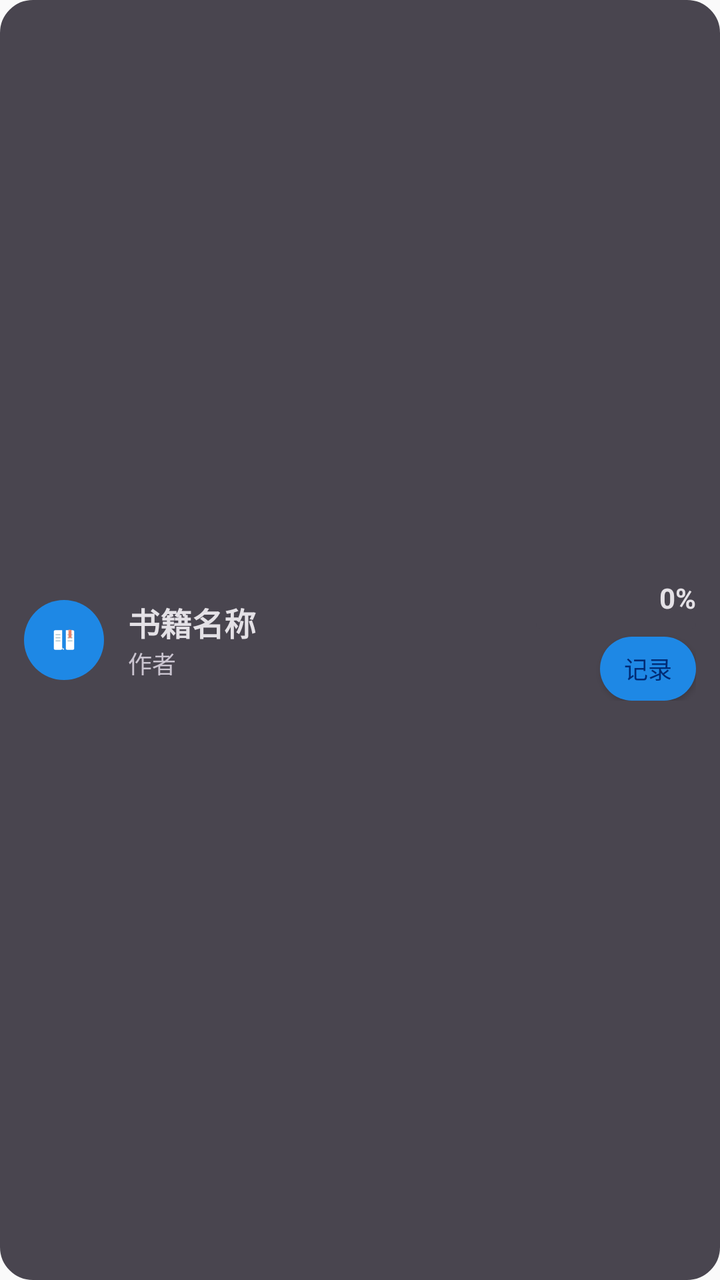
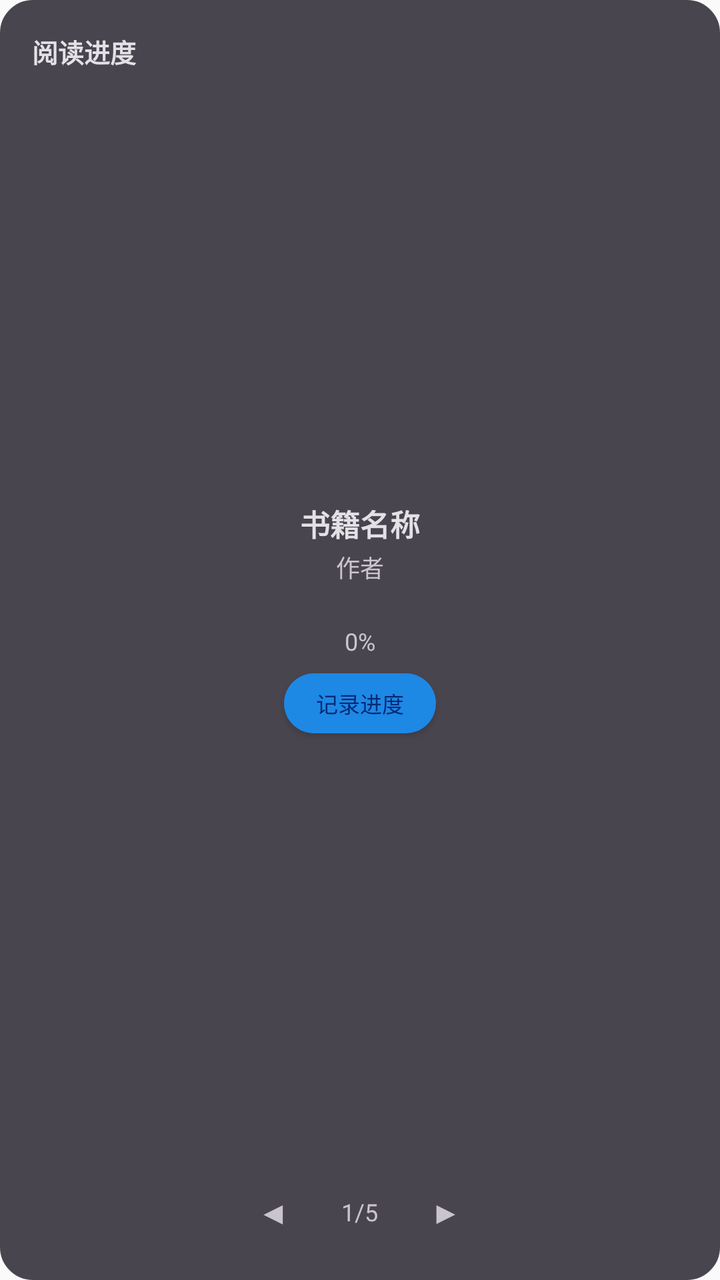

Compare the two renders of this Android layout. The source of the first and the diff that turns it into the second are given below.
<!-- AndroidManifest.xml: application theme Theme.ReadTrack -->
<!-- res/layout/widget_reading.xml -->
<?xml version="1.0" encoding="utf-8"?>
<LinearLayout xmlns:android="http://schemas.android.com/apk/res/android"
    android:id="@+id/widget_container"
    android:layout_width="match_parent"
    android:layout_height="match_parent"
    android:background="@drawable/widget_background"
    android:gravity="center_vertical"
    android:orientation="horizontal"
    android:padding="12dp">

    
    <ImageView
        android:id="@+id/widget_book_icon"
        android:layout_width="40dp"
        android:layout_height="40dp"
        android:background="@drawable/widget_button_bg"
        android:contentDescription="@string/app_name"
        android:padding="8dp"
        android:src="@drawable/ic_launcher_foreground" />

    
    <LinearLayout
        android:layout_width="0dp"
        android:layout_height="wrap_content"
        android:layout_marginStart="12dp"
        android:layout_weight="1"
        android:orientation="vertical">

        <TextView
            android:id="@+id/widget_book_title"
            android:layout_width="wrap_content"
            android:layout_height="wrap_content"
            android:ellipsize="end"
            android:maxLines="1"
            android:text="书籍名称"
            android:textColor="@color/md_theme_dark_onSurface"
            android:textSize="16sp"
            android:textStyle="bold" />

        <TextView
            android:id="@+id/widget_book_author"
            android:layout_width="wrap_content"
            android:layout_height="wrap_content"
            android:ellipsize="end"
            android:maxLines="1"
            android:text="作者"
            android:textColor="@color/md_theme_dark_onSurfaceVariant"
            android:textSize="12sp" />
    </LinearLayout>

    
    <LinearLayout
        android:layout_width="wrap_content"
        android:layout_height="wrap_content"
        android:layout_marginStart="8dp"
        android:gravity="end"
        android:orientation="vertical">

        <TextView
            android:id="@+id/widget_progress_text"
            android:layout_width="wrap_content"
            android:layout_height="wrap_content"
            android:text="0%"
            android:textColor="@color/md_theme_dark_onSurface"
            android:textSize="14sp"
            android:textStyle="bold" />

        <ProgressBar
            android:id="@+id/widget_progress_bar"
            style="?android:attr/progressBarStyleHorizontal"
            android:layout_width="80dp"
            android:layout_height="4dp"
            android:layout_marginTop="2dp"
            android:progressDrawable="@drawable/widget_progress_drawable" />

        <Button
            android:id="@+id/widget_record_button"
            android:layout_width="wrap_content"
            android:layout_height="32dp"
            android:layout_marginTop="4dp"
            android:background="@drawable/widget_button_bg"
            android:minWidth="0dp"
            android:paddingHorizontal="12dp"
            android:text="记录"
            android:textColor="@color/md_theme_dark_onPrimary"
            android:textSize="12sp" />
    </LinearLayout>
</LinearLayout>
<!-- resources referenced by this layout -->
<resources>
  <color name="md_theme_dark_onPrimary">#002B75</color>
  <color name="md_theme_dark_onSurface">#E4E1E6</color>
  <color name="md_theme_dark_onSurfaceVariant">#CAC4D0</color>
  <!-- drawable ic_launcher_foreground: vector/xml drawable (drawable, 2166 chars, omitted) -->
  <!-- drawable widget_background (drawable) -->
  <?xml version="1.0" encoding="utf-8"?>
  <shape xmlns:android="http://schemas.android.com/apk/res/android"
      android:shape="rectangle">
      <solid android:color="@color/md_theme_dark_surfaceVariant" />
      <corners android:radius="16dp" />
      <stroke
          android:width="1dp"
          android:color="@color/md_theme_dark_outlineVariant" />
  </shape>
  <!-- drawable widget_button_bg (drawable) -->
  <?xml version="1.0" encoding="utf-8"?>
  <shape xmlns:android="http://schemas.android.com/apk/res/android"
      android:shape="rectangle">
      <solid android:color="@color/md_theme_light_primary" />
      <corners android:radius="20dp" />
  </shape>
  <!-- drawable widget_progress_drawable (drawable) -->
  <?xml version="1.0" encoding="utf-8"?>
  <layer-list xmlns:android="http://schemas.android.com/apk/res/android">
      <item android:id="@android:id/background">
          <shape android:shape="rectangle">
              <solid android:color="@color/md_theme_dark_outlineVariant" />
              <corners android:radius="2dp" />
          </shape>
      </item>
      <item android:id="@android:id/progress">
          <clip>
              <shape android:shape="rectangle">
                  <solid android:color="@color/md_theme_light_primary" />
                  <corners android:radius="2dp" />
              </shape>
          </clip>
      </item>
  </layer-list>
  <string name="app_name">ReadTrack</string>
  <style name="Theme.ReadTrack" parent="android:Theme.Material.Light.NoActionBar" />
  <color name="md_theme_dark_surfaceVariant">#49454F</color>
  <color name="md_theme_dark_outlineVariant">#49454F</color>
  <color name="md_theme_light_primary">#1E88E5</color>
</resources>

<!-- the commit's change to res/layout/widget_reading.xml (unified diff, before → after) -->
@@ -4,26 +4,25 @@
     android:layout_width="match_parent"
     android:layout_height="match_parent"
     android:background="@drawable/widget_background"
-    android:gravity="center_vertical"
-    android:orientation="horizontal"
-    android:padding="12dp">
+    android:orientation="vertical"
+    android:padding="16dp">
 
     
-    <ImageView
-        android:id="@+id/widget_book_icon"
-        android:layout_width="40dp"
-        android:layout_height="40dp"
-        android:background="@drawable/widget_button_bg"
-        android:contentDescription="@string/app_name"
-        android:padding="8dp"
-        android:src="@drawable/ic_launcher_foreground" />
+    <TextView
+        android:id="@+id/widget_header_title"
+        android:layout_width="wrap_content"
+        android:layout_height="wrap_content"
+        android:text="阅读进度"
+        android:textColor="@color/md_theme_dark_onSurface"
+        android:textSize="13sp"
+        android:textStyle="bold" />
 
     
     <LinearLayout
-        android:layout_width="0dp"
-        android:layout_height="wrap_content"
-        android:layout_marginStart="12dp"
+        android:layout_width="match_parent"
+        android:layout_height="0dp"
         android:layout_weight="1"
+        android:gravity="center"
         android:orientation="vertical">
 
         <TextView
@@ -34,55 +33,86 @@
             android:maxLines="1"
             android:text="书籍名称"
             android:textColor="@color/md_theme_dark_onSurface"
-            android:textSize="16sp"
+            android:textSize="15sp"
             android:textStyle="bold" />
 
         <TextView
             android:id="@+id/widget_book_author"
             android:layout_width="wrap_content"
             android:layout_height="wrap_content"
+            android:layout_marginTop="2dp"
             android:ellipsize="end"
             android:maxLines="1"
             android:text="作者"
             android:textColor="@color/md_theme_dark_onSurfaceVariant"
             android:textSize="12sp" />
-    </LinearLayout>
 
-    
-    <LinearLayout
-        android:layout_width="wrap_content"
-        android:layout_height="wrap_content"
-        android:layout_marginStart="8dp"
-        android:gravity="end"
-        android:orientation="vertical">
+        <ProgressBar
+            android:id="@+id/widget_progress_bar"
+            style="?android:attr/progressBarStyleHorizontal"
+            android:layout_width="match_parent"
+            android:layout_height="6dp"
+            android:layout_marginTop="10dp"
+            android:progressDrawable="@drawable/widget_progress_drawable" />
 
         <TextView
             android:id="@+id/widget_progress_text"
             android:layout_width="wrap_content"
             android:layout_height="wrap_content"
+            android:layout_marginTop="4dp"
             android:text="0%"
-            android:textColor="@color/md_theme_dark_onSurface"
-            android:textSize="14sp"
-            android:textStyle="bold" />
-
-        <ProgressBar
-            android:id="@+id/widget_progress_bar"
-            style="?android:attr/progressBarStyleHorizontal"
-            android:layout_width="80dp"
-            android:layout_height="4dp"
-            android:layout_marginTop="2dp"
-            android:progressDrawable="@drawable/widget_progress_drawable" />
+            android:textColor="@color/md_theme_dark_onSurfaceVariant"
+            android:textSize="12sp" />
 
         <Button
             android:id="@+id/widget_record_button"
             android:layout_width="wrap_content"
-            android:layout_height="32dp"
-            android:layout_marginTop="4dp"
+            android:layout_height="30dp"
+            android:layout_marginTop="8dp"
             android:background="@drawable/widget_button_bg"
             android:minWidth="0dp"
-            android:paddingHorizontal="12dp"
-            android:text="记录"
+            android:paddingHorizontal="16dp"
+            android:text="记录进度"
             android:textColor="@color/md_theme_dark_onPrimary"
+            android:textSize="11sp" />
+    </LinearLayout>
+
+    
+    <LinearLayout
+        android:layout_width="match_parent"
+        android:layout_height="wrap_content"
+        android:layout_marginTop="6dp"
+        android:gravity="center"
+        android:orientation="horizontal">
+
+        <TextView
+            android:id="@+id/widget_prev_button"
+            android:layout_width="36dp"
+            android:layout_height="36dp"
+            android:gravity="center"
+            android:text="◀"
+            android:textColor="@color/md_theme_dark_onSurfaceVariant"
+            android:textSize="16sp" />
+
+        <TextView
+            android:id="@+id/widget_page_dots"
+            android:layout_width="wrap_content"
+            android:layout_height="wrap_content"
+            android:layout_marginStart="16dp"
+            android:layout_marginEnd="16dp"
+            android:gravity="center"
+            android:text="1/5"
+            android:textColor="@color/md_theme_dark_onSurfaceVariant"
             android:textSize="12sp" />
+
+        <TextView
+            android:id="@+id/widget_next_button"
+            android:layout_width="36dp"
+            android:layout_height="36dp"
+            android:gravity="center"
+            android:text="▶"
+            android:textColor="@color/md_theme_dark_onSurfaceVariant"
+            android:textSize="16sp" />
     </LinearLayout>
+
 </LinearLayout>
<!-- resource entries referenced after the edit -->
@@ -3,7 +3,6 @@
   <color name="md_theme_dark_onPrimary">#002B75</color>
   <color name="md_theme_dark_onSurface">#E4E1E6</color>
   <color name="md_theme_dark_onSurfaceVariant">#CAC4D0</color>
-  <!-- drawable ic_launcher_foreground: vector/xml drawable (drawable, 2166 chars, omitted) -->
   <!-- drawable widget_background (drawable) -->
   <?xml version="1.0" encoding="utf-8"?>
   <shape xmlns:android="http://schemas.android.com/apk/res/android"
@@ -27,19 +26,18 @@
       <item android:id="@android:id/background">
           <shape android:shape="rectangle">
               <solid android:color="@color/md_theme_dark_outlineVariant" />
-              <corners android:radius="2dp" />
+              <corners android:radius="3dp" />
           </shape>
       </item>
       <item android:id="@android:id/progress">
           <clip>
               <shape android:shape="rectangle">
                   <solid android:color="@color/md_theme_light_primary" />
-                  <corners android:radius="2dp" />
+                  <corners android:radius="3dp" />
               </shape>
           </clip>
       </item>
   </layer-list>
-  <string name="app_name">ReadTrack</string>
   <style name="Theme.ReadTrack" parent="android:Theme.Material.Light.NoActionBar" />
   <color name="md_theme_dark_surfaceVariant">#49454F</color>
   <color name="md_theme_dark_outlineVariant">#49454F</color>
